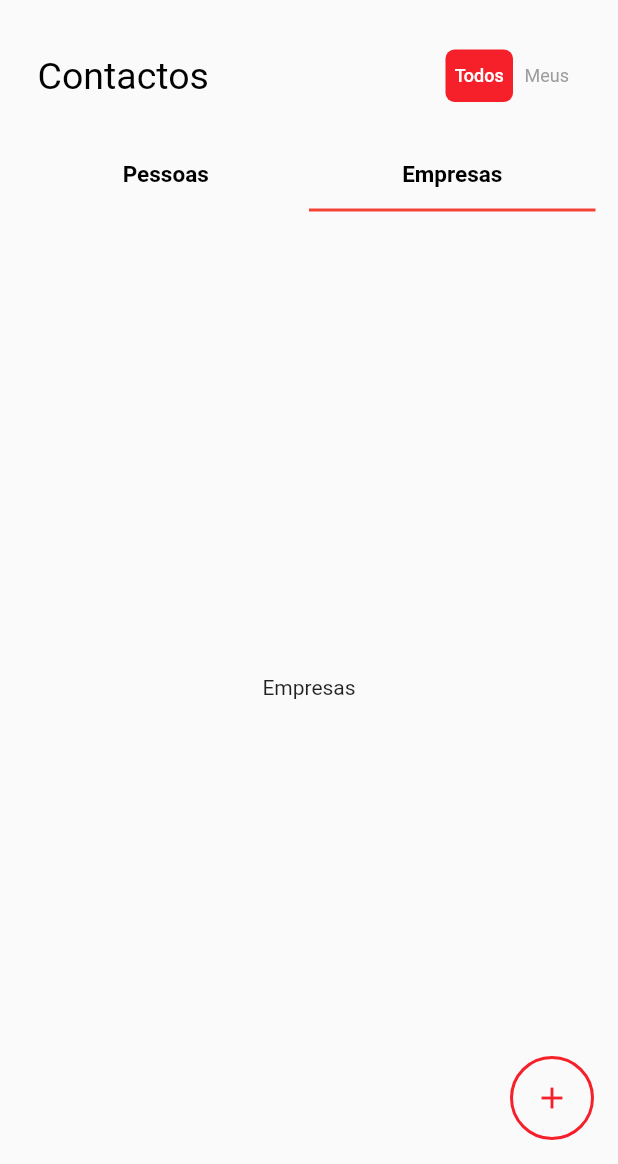
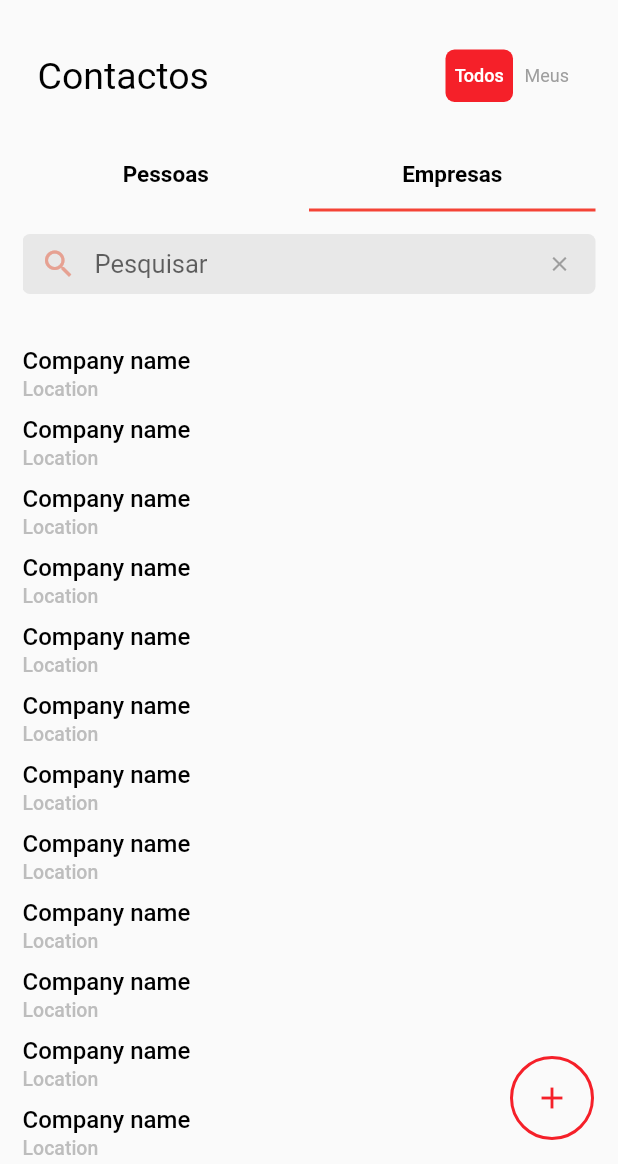
Before and after one commit to G-Luz/design_poc_app, a Flutter app: the ContactsPage screen opened by its route, tab 2 chosen, on a phone screen of 412 x 824 dp, the part 72-1236 px from its top. Run offline on Flutter 3.47's test engine with Material 2 defaults, Android fonts, the phone set to English and light mode, and no system bars; our stand-ins replace timelines.

Commit message:
comapny dev

```diff
--- a/lib/app/pages/contacts/contacts_page.dart
+++ b/lib/app/pages/contacts/contacts_page.dart
@@ -122,8 +122,52 @@ class _ContactsPageState extends State<ContactsPage> {
                         ),
                       ],
                     ),
-                    Container(
-                      child: const Center(child: Text("Empresas")),
+                    //EMPRESAS
+                    Column(
+                      children: [
+                        Container(
+                          height: 40,
+                          margin: EdgeInsets.only(top: 15, bottom: 30),
+                          decoration: BoxDecoration(
+                              color: Colors.grey.withOpacity(0.2),
+                              borderRadius: BorderRadius.circular(5)),
+                          child: const AppSearchTextField(),
+                        ),
+                        Expanded(
+                          child: ListView.builder(
+                              physics: const BouncingScrollPhysics(),
+                              shrinkWrap: true,
+                              itemCount: 20,
+                              itemBuilder: (context, index) {
+                                return GestureDetector(
+                                  onTap: () {
+                                    Navigator.pushNamed(
+                                        context, Routes.companyDetails);
+                                  },
+                                  child: Container(
+                                    margin: EdgeInsets.symmetric(vertical: 5),
+                                    child: Column(
+                                        crossAxisAlignment:
+                                        CrossAxisAlignment.start,
+                                        children: [
+                                          AppText(
+                                            text: "Company name",
+                                            fontWeight: FontWeight.w500,
+                                            fontSize: 16,
+                                          ),
+                                          const SizedBox(height: 2),
+                                          AppText(
+                                            text: "Location",
+                                            fontSize: 13,
+                                            fontWeight: FontWeight.w500,
+                                            fontColor: Colors.grey.shade400,
+                                          )
+                                        ]),
+                                  ),
+                                );
+                              }),
+                        ),
+                      ],
                     ),
                   ],
                 ),
--- a/lib/app/routes.dart
+++ b/lib/app/routes.dart
@@ -1,4 +1,5 @@
 import 'package:design_poc/app/pages/contact_details/contact_details_page.dart';
+import 'package:design_poc/app/pages/company_details/company_details_page.dart';
 import 'package:design_poc/app/pages/contacts/contacts_page.dart';
 import 'package:design_poc/app/pages/home/home_page.dart';
 import 'package:design_poc/app/pages/login/login_page.dart';
@@ -13,6 +14,7 @@ class Routes {
   static const String contacts = "/contacts";
   static const String newContact = "/newContact";
   static const String contactDetails = "/contactDetails";
+  static const String companyDetails = "/companyDetails";
 
   static final routes = <String, WidgetBuilder>{
     initialRoute: (BuildContext context) => const LoginPage(),
@@ -20,5 +22,6 @@ class Routes {
     contacts: (BuildContext context) => const ContactsPage(),
     newContact: (BuildContext context) => const NewContactPage(),
     contactDetails: (BuildContext context) => const ContactDetailsPage(),
+    companyDetails: (BuildContext context) => const CompanyDetailsPage(),
   };
 }
```
Also changed, not shown: lib/app/pages/company_details/company_details_page.dart (added, +357 -0 lines).
